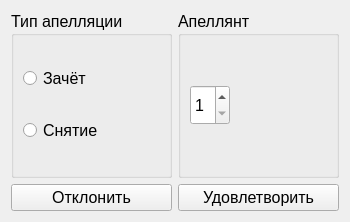
Qt form ui/appealwindow.ui (fizmyas/SIHelper) before a commit.
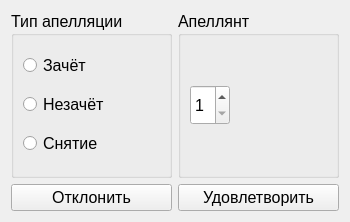
The same form after that commit.

Diff of the .ui file:
```diff
--- a/ui/appealwindow.ui
+++ b/ui/appealwindow.ui
@@ -36,6 +36,13 @@
         </property>
        </widget>
       </item>
+      <item>
+       <widget class="QRadioButton" name="rejectButton">
+        <property name="text">
+         <string>Незачёт</string>
+        </property>
+       </widget>
+      </item>
       <item>
        <widget class="QRadioButton" name="removeButton">
         <property name="text">
```
